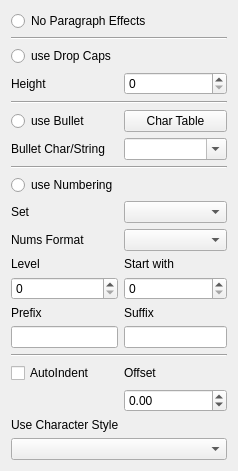
Old version of the form Scribus/scribus/ui/propertywidget_pareffectbase.ui in the repository AlterScribus/ece15.
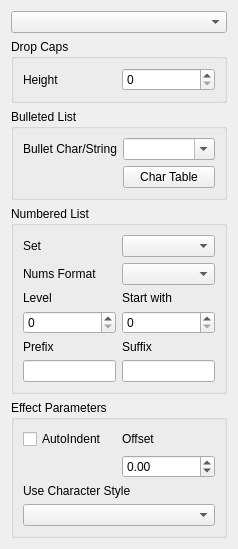
New version of the form. Custom widgets are drawn as their Qt base class.

Commit message: Make more condensed UI for PropertyWidget_ParEffect.

```diff
--- a/Scribus/scribus/ui/propertywidget_pareffectbase.ui
+++ b/Scribus/scribus/ui/propertywidget_pareffectbase.ui
@@ -7,21 +7,36 @@
     <x>0</x>
     <y>0</y>
     <width>238</width>
-    <height>468</height>
+    <height>506</height>
    </rect>
   </property>
   <property name="windowTitle">
    <string>Form</string>
   </property>
   <layout class="QGridLayout" name="gridLayout" columnstretch="0,0">
-   <item row="24" column="0">
-    <widget class="QCheckBox" name="peIndent_">
+   <item row="7" column="0" colspan="2">
+    <widget class="QGroupBox" name="bullGroup">
+     <property name="title">
+      <string>Bulleted List</string>
+     </property>
+     <layout class="QGridLayout" name="gridLayout_3">
+      <item row="2" column="1">
+       <widget class="QPushButton" name="bulletCharTableButton_">
+        <property name="sizePolicy">
+         <sizepolicy hsizetype="MinimumExpanding" vsizetype="Fixed">
+          <horstretch>0</horstretch>
+          <verstretch>0</verstretch>
+         </sizepolicy>
+        </property>
      <property name="text">
-      <string>AutoIndent</string>
+         <string>Char Table</string>
+        </property>
+        <property name="checkable">
+         <bool>true</bool>
      </property>
     </widget>
    </item>
-   <item row="10" column="1">
+      <item row="0" column="1">
     <widget class="QComboBox" name="bulletStrEdit_">
      <property name="sizePolicy">
       <sizepolicy hsizetype="MinimumExpanding" vsizetype="Fixed">
@@ -40,52 +55,33 @@
      </property>
     </widget>
    </item>
-   <item row="19" column="0">
-    <widget class="QLabel" name="numPrefixLabel">
+      <item row="0" column="0">
+       <widget class="QLabel" name="bulletCharLabel">
      <property name="text">
-      <string>Prefix</string>
+         <string>Bullet Char/String</string>
      </property>
      <property name="buddy">
       <cstring>numPrefix</cstring>
      </property>
     </widget>
    </item>
-   <item row="19" column="1">
-    <widget class="QLabel" name="numSuffixLabel">
-     <property name="text">
-      <string>Suffix</string>
-     </property>
-     <property name="buddy">
-      <cstring>numSuffix</cstring>
-     </property>
+     </layout>
     </widget>
    </item>
-   <item row="20" column="1">
-    <widget class="QLineEdit" name="numSuffix"/>
-   </item>
-   <item row="13" column="1">
-    <widget class="QComboBox" name="numComboBox"/>
-   </item>
-   <item row="5" column="0">
-    <widget class="QLabel" name="dropCapLinesLabel">
-     <property name="toolTip">
-      <string>Number of lines used by the drop cap</string>
+   <item row="12" column="0" colspan="2">
+    <widget class="QGroupBox" name="peGroup">
+     <property name="title">
+      <string>Effect Parameters</string>
      </property>
+     <layout class="QGridLayout" name="gridLayout_4">
+      <item row="0" column="0">
+       <widget class="QCheckBox" name="peIndent_">
      <property name="text">
-      <string>Height</string>
+         <string>AutoIndent</string>
      </property>
     </widget>
    </item>
-   <item row="18" column="0">
-    <widget class="QSpinBox" name="numLevelSpin"/>
-   </item>
-   <item row="20" column="0">
-    <widget class="QLineEdit" name="numPrefix"/>
-   </item>
-   <item row="28" column="0" colspan="2">
-    <widget class="CharStyleComboBox" name="peCharStyleCombo"/>
-   </item>
-   <item row="24" column="1">
+      <item row="0" column="1">
     <widget class="QLabel" name="peOffsetLabel">
      <property name="text">
       <string>Offset</string>
@@ -95,89 +91,68 @@
      </property>
     </widget>
    </item>
-   <item row="2" column="0" colspan="2">
-    <widget class="QRadioButton" name="peOffRadio">
-     <property name="text">
-      <string>No Paragraph Effects</string>
-     </property>
-    </widget>
-   </item>
-   <item row="9" column="1">
-    <widget class="QPushButton" name="bulletCharTableButton_">
-     <property name="sizePolicy">
-      <sizepolicy hsizetype="MinimumExpanding" vsizetype="Fixed">
-       <horstretch>0</horstretch>
-       <verstretch>0</verstretch>
-      </sizepolicy>
-     </property>
-     <property name="text">
-      <string>Char Table</string>
-     </property>
-     <property name="checkable">
-      <bool>true</bool>
-     </property>
-    </widget>
-   </item>
-   <item row="17" column="1">
-    <widget class="QLabel" name="numStartLabel">
-     <property name="text">
-      <string>Start with</string>
-     </property>
-    </widget>
-   </item>
-   <item row="25" column="1">
+      <item row="1" column="1">
     <widget class="ScrSpinBox" name="peOffset_">
      <property name="minimum">
       <double>-99.989999999999995</double>
      </property>
     </widget>
    </item>
-   <item row="18" column="1">
-    <widget class="QSpinBox" name="numStart"/>
-   </item>
-   <item row="23" column="0" colspan="2">
-    <widget class="Line" name="line_3">
-     <property name="orientation">
-      <enum>Qt::Horizontal</enum>
-     </property>
-    </widget>
-   </item>
-   <item row="12" column="0">
-    <widget class="QRadioButton" name="numRadio_">
-     <property name="text">
-      <string>use Numbering</string>
-     </property>
+      <item row="2" column="0" colspan="2">
+       <widget class="QLabel" name="peCharStyleLabel">
+        <property name="text">
+         <string>Use Character Style</string>
+        </property>
+        <property name="buddy">
+         <cstring>peCharStyleCombo</cstring>
+        </property>
+       </widget>
+      </item>
+      <item row="3" column="0" colspan="2">
+       <widget class="CharStyleComboBox" name="peCharStyleCombo"/>
+      </item>
+     </layout>
     </widget>
    </item>
-   <item row="9" column="0">
-    <widget class="QRadioButton" name="bulletRadio_">
+   <item row="4" column="0" colspan="2">
+    <widget class="QGroupBox" name="dropCapsGroup">
+     <property name="title">
+      <string>Drop Caps</string>
+     </property>
+     <layout class="QHBoxLayout" name="horizontalLayout">
+      <item>
+       <widget class="QLabel" name="dropCapLinesLabel">
+        <property name="toolTip">
+         <string>Number of lines used by the drop cap</string>
+        </property>
      <property name="text">
-      <string>use Bullet</string>
+         <string>Height</string>
      </property>
     </widget>
    </item>
-   <item row="11" column="0" colspan="2">
-    <widget class="Line" name="line_2">
-     <property name="orientation">
-      <enum>Qt::Horizontal</enum>
-     </property>
-    </widget>
-   </item>
-   <item row="4" column="0">
-    <widget class="QRadioButton" name="dropCapRadio_">
-     <property name="text">
-      <string>use Drop Caps</string>
-     </property>
+      <item>
+       <widget class="QSpinBox" name="dropCapLines"/>
+      </item>
+     </layout>
     </widget>
    </item>
-   <item row="13" column="0">
+   <item row="8" column="0" rowspan="2" colspan="2">
+    <widget class="QGroupBox" name="numGroup">
+     <property name="title">
+      <string>Numbered List</string>
+     </property>
+     <layout class="QGridLayout" name="gridLayout_2">
+      <item row="0" column="0">
     <widget class="QLabel" name="numComboLeable">
      <property name="text">
       <string>Set</string>
      </property>
     </widget>
    </item>
-   <item row="14" column="0">
+      <item row="0" column="1">
+       <widget class="QComboBox" name="numComboBox"/>
+      </item>
+      <item row="1" column="0">
     <widget class="QLabel" name="numFormatLabel">
      <property name="text">
       <string>Nums Format</string>
@@ -187,31 +162,7 @@
      </property>
     </widget>
    </item>
-   <item row="3" column="0" colspan="2">
-    <widget class="Line" name="line_4">
-     <property name="orientation">
-      <enum>Qt::Horizontal</enum>
-     </property>
-    </widget>
-   </item>
-   <item row="10" column="0">
-    <widget class="QLabel" name="bulletCharLabel">
-     <property name="text">
-      <string>Bullet Char/String</string>
-     </property>
-     <property name="buddy">
-      <cstring>bulletStrEdit_</cstring>
-     </property>
-    </widget>
-   </item>
-   <item row="8" column="0" colspan="2">
-    <widget class="Line" name="line">
-     <property name="orientation">
-      <enum>Qt::Horizontal</enum>
-     </property>
-    </widget>
-   </item>
-   <item row="14" column="1">
+      <item row="1" column="1">
     <widget class="QComboBox" name="numFormatCombo">
      <property name="sizePolicy">
       <sizepolicy hsizetype="Expanding" vsizetype="Fixed">
@@ -221,17 +172,7 @@
      </property>
     </widget>
    </item>
-   <item row="27" column="0" colspan="2">
-    <widget class="QLabel" name="peCharStyleLabel">
-     <property name="text">
-      <string>Use Character Style</string>
-     </property>
-     <property name="buddy">
-      <cstring>peCharStyleCombo</cstring>
-     </property>
-    </widget>
-   </item>
-   <item row="17" column="0">
+      <item row="2" column="0">
     <widget class="QLabel" name="numLevelLabel">
      <property name="text">
       <string>Level</string>
@@ -241,8 +182,50 @@
      </property>
     </widget>
    </item>
+      <item row="2" column="1">
+       <widget class="QLabel" name="numStartLabel">
+        <property name="text">
+         <string>Start with</string>
+        </property>
+       </widget>
+      </item>
+      <item row="3" column="0">
+       <widget class="QSpinBox" name="numLevelSpin"/>
+      </item>
+      <item row="3" column="1">
+       <widget class="QSpinBox" name="numStart"/>
+      </item>
+      <item row="4" column="0">
+       <widget class="QLabel" name="numPrefixLabel">
+        <property name="text">
+         <string>Prefix</string>
+        </property>
+        <property name="buddy">
+         <cstring>numPrefix</cstring>
+        </property>
+       </widget>
+      </item>
+      <item row="4" column="1">
+       <widget class="QLabel" name="numSuffixLabel">
+        <property name="text">
+         <string>Suffix</string>
+        </property>
+        <property name="buddy">
+         <cstring>numSuffix</cstring>
+        </property>
+       </widget>
+      </item>
+      <item row="5" column="0">
+       <widget class="QLineEdit" name="numPrefix"/>
+      </item>
    <item row="5" column="1">
-    <widget class="QSpinBox" name="dropCapLines"/>
+       <widget class="QLineEdit" name="numSuffix"/>
+      </item>
+     </layout>
+    </widget>
+   </item>
+   <item row="2" column="0" colspan="2">
+    <widget class="QComboBox" name="peCombo"/>
    </item>
   </layout>
  </widget>
```
Left out of the diff: 2 changed lines with no effect on the pictures. Lines whose indentation alone changed are shown as unchanged. The commit also changes 2 other files.
